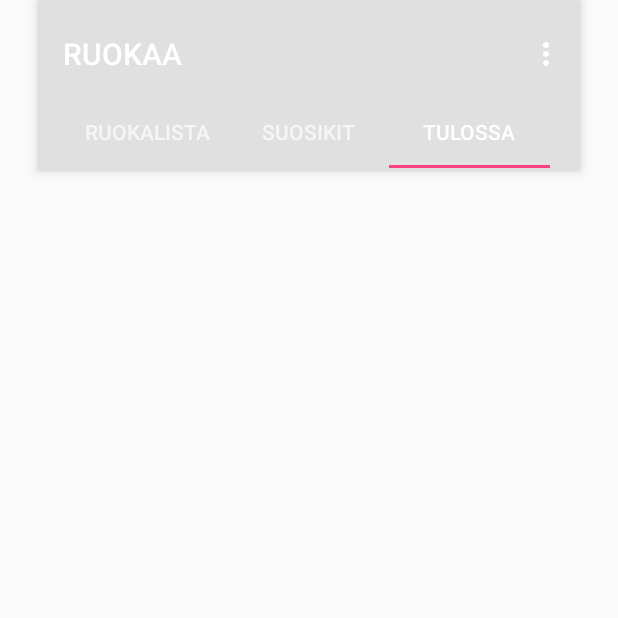
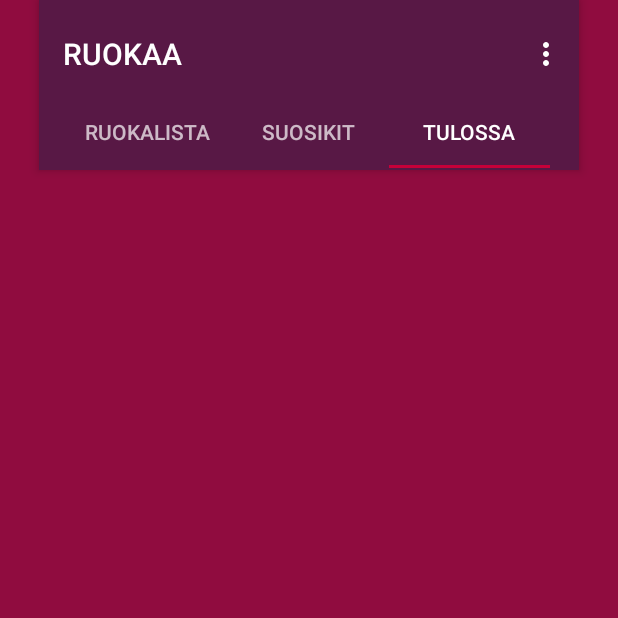
Before and after one commit to henrimakela/LunchMenu, an Android app: the screen it shows after launch (MainActivity), tab 3 chosen, on a phone screen of 412 x 824 dp, the top half of it. Run offline under Robolectric (Android 15) with nearby library versions, the phone set to English and light mode, and no system bars.

```diff
--- a/app/src/main/AndroidManifest.xml
+++ b/app/src/main/AndroidManifest.xml
@@ -6,9 +6,9 @@
 
     <application
         android:allowBackup="true"
-        android:icon="@mipmap/ic_launcher"
+        android:icon="@drawable/icon"
         android:label="@string/app_name"
-        android:roundIcon="@mipmap/ic_launcher_round"
+        android:roundIcon="@drawable/icon"
         android:supportsRtl="true"
         android:theme="@style/AppTheme.NoActionBar">
 
--- a/app/src/main/java/com/mypackage/henri/ruokaa/tab2fragment.java
+++ b/app/src/main/java/com/mypackage/henri/ruokaa/tab2fragment.java
@@ -5,6 +5,7 @@ import android.os.Bundle;
 import android.support.annotation.Nullable;
 import android.support.constraint.ConstraintLayout;
 import android.support.v4.app.Fragment;
+import android.support.v4.widget.SwipeRefreshLayout;
 import android.view.LayoutInflater;
 import android.view.View;
 import android.view.ViewGroup;
@@ -38,6 +39,16 @@ public class tab2fragment extends Fragment {
     @Override
     public View onCreateView(LayoutInflater inflater, @Nullable ViewGroup container, @Nullable Bundle savedInstanceState) {
         View view = inflater.inflate(R.layout.tab2_fragment, container, false);
+
+        final SwipeRefreshLayout swipeRefreshLayout = (SwipeRefreshLayout)view.findViewById(R.id.swiperefresh);
+        swipeRefreshLayout.setOnRefreshListener(new SwipeRefreshLayout.OnRefreshListener() {
+            @Override
+            public void onRefresh() {
+                loadFavorites();
+                swipeRefreshLayout.setRefreshing(false);
+            }
+        });
+
 
         suosikkiRuoatList = (ListView)view.findViewById(R.id.list);
 
--- a/app/src/main/res/layout/activity_main.xml
+++ b/app/src/main/res/layout/activity_main.xml
@@ -2,6 +2,7 @@
 <android.support.constraint.ConstraintLayout xmlns:android="http://schemas.android.com/apk/res/android"
     xmlns:app="http://schemas.android.com/apk/res-auto"
     xmlns:tools="http://schemas.android.com/tools"
+    android:background="@color/colorPrimaryDark"
     android:id="@+id/main_content"
     android:layout_width="match_parent"
     android:layout_height="match_parent"
--- a/app/src/main/res/layout/tab1_fragment.xml
+++ b/app/src/main/res/layout/tab1_fragment.xml
@@ -7,6 +7,7 @@
     android:layout_height="match_parent">
 
     <ListView
+        android:background="@color/colorPrimaryDark"
         android:id="@+id/ruokalistaView"
         android:layout_width="336dp"
         android:layout_height="575dp"
--- a/app/src/main/res/values/colors.xml
+++ b/app/src/main/res/values/colors.xml
@@ -1,7 +1,7 @@
 <?xml version="1.0" encoding="utf-8"?>
 <resources>
-    <color name="colorPrimary">#e0e0e0</color>
-    <color name="colorPrimaryDark">#000</color>
-    <color name="colorAccent">#FF4081</color>
+    <color name="colorPrimary">#581845</color>
+    <color name="colorPrimaryDark">#900C3F</color>
+    <color name="colorAccent">#C70039</color>
     <color name="favorite">#BBFF9F</color>
 </resources>
```
Also changed, not shown: app/src/main/java/com/mypackage/henri/ruokaa/tab1fragment.java (+1 -13 lines), app/src/main/res/layout/activity_daily_menu.xml (+8 -5 lines), app/src/main/res/drawable/icon.jpg (added).
